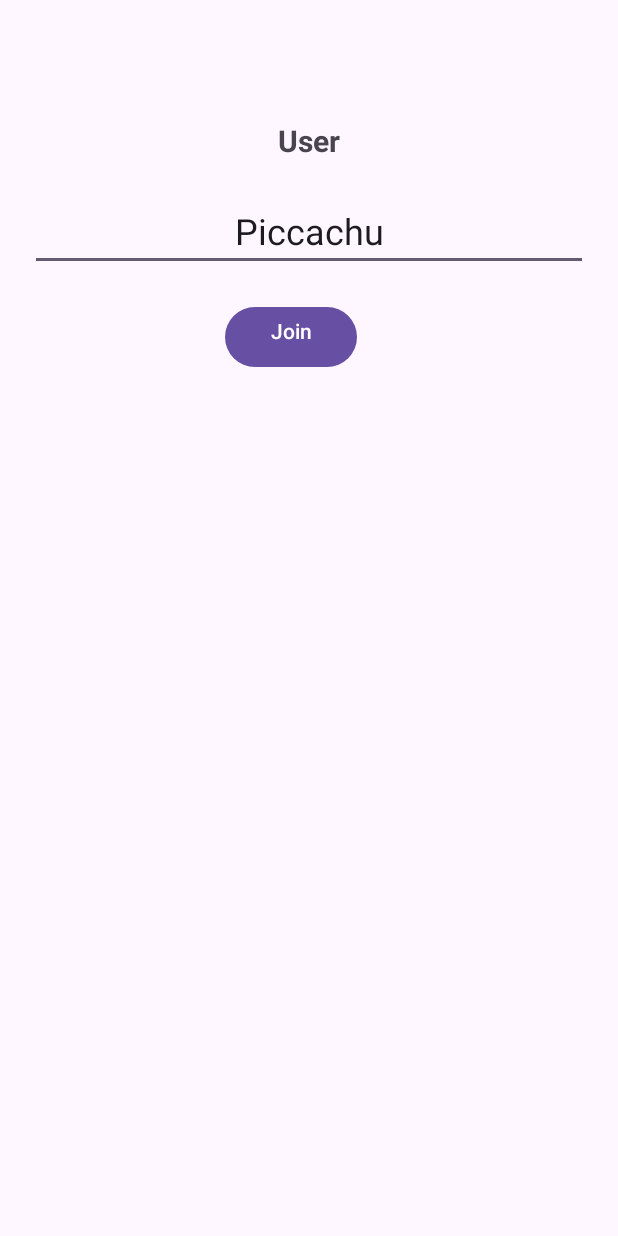
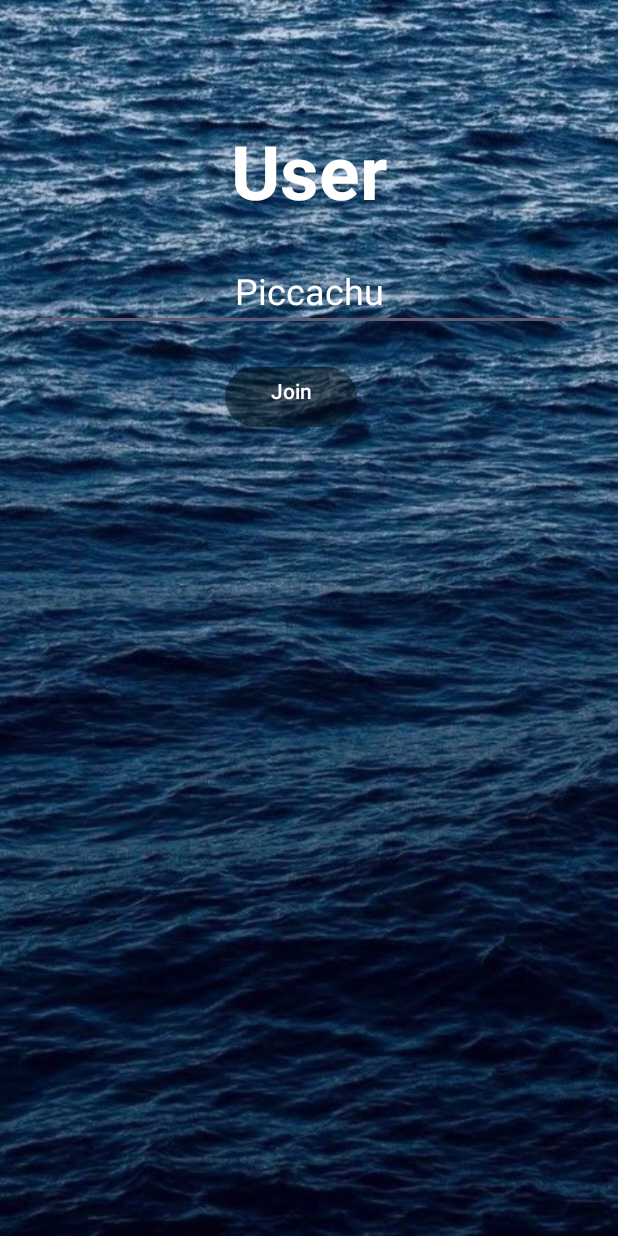
Before and after one commit to Neta567/SubmarinesGame, an Android app: the JoinGameActivity screen opened directly, with no data from a screen before it, on a phone screen of 412 x 824 dp. Run offline under Robolectric (Android 15) with nearby library versions, the phone set to English and light mode, and no system bars.

Commit message:
Design activity join activity

```diff
--- a/app/src/main/res/layout/activity_join_game.xml
+++ b/app/src/main/res/layout/activity_join_game.xml
@@ -4,7 +4,10 @@
     android:layout_width="match_parent"
     android:layout_height="match_parent"
     android:orientation="vertical"
-    tools:context=".JoinGameActivity">
+    tools:context=".JoinGameActivity"
+    android:background="@drawable/background_login"
+    >
+
 
     <TextView
         android:id="@+id/textUsername"
@@ -14,8 +17,9 @@
         android:layout_marginTop="80sp"
         android:text="@string/user"
         android:textAlignment="center"
-        android:textSize="20sp"
-        android:textStyle="bold" />
+        android:textSize="50sp"
+        android:textStyle="bold"
+        android:textColor="@android:color/white"/>
 
     <EditText
         android:id="@+id/editTextUsername"
@@ -27,6 +31,7 @@
         android:gravity="center_horizontal"
         android:inputType="textEmailAddress"
         android:textAlignment="center"
+        android:textColor="@android:color/white"
         android:textSize="24sp"
         android:text="Piccachu"
         tools:ignore="LabelFor" />
@@ -37,7 +42,8 @@
         android:layout_height="wrap_content"
         android:layout_marginStart="150sp"
         android:gravity="center_horizontal"
-        android:text="@string/join" />
+        android:text="@string/join"
+        android:backgroundTint="#4903080D"/>
 
     <TextView
         android:id="@+id/textGameStarting"
@@ -47,6 +53,7 @@
         android:layout_marginTop="80sp"
         android:text=""
         android:textAlignment="center"
+        android:textColor="@android:color/white"
         android:textSize="20sp"
         android:textStyle="bold" />
 
@@ -58,6 +65,7 @@
         android:layout_marginTop="80sp"
         android:text=""
         android:textAlignment="center"
+        android:textColor="@android:color/white"
         android:textSize="20sp"
         android:textStyle="bold" />
 
```
Also changed, not shown: app/src/main/java/com/example/submarines/FireBaseStore.java (+8 -14 lines), app/src/main/res/drawable/background_login.jpeg (added).
